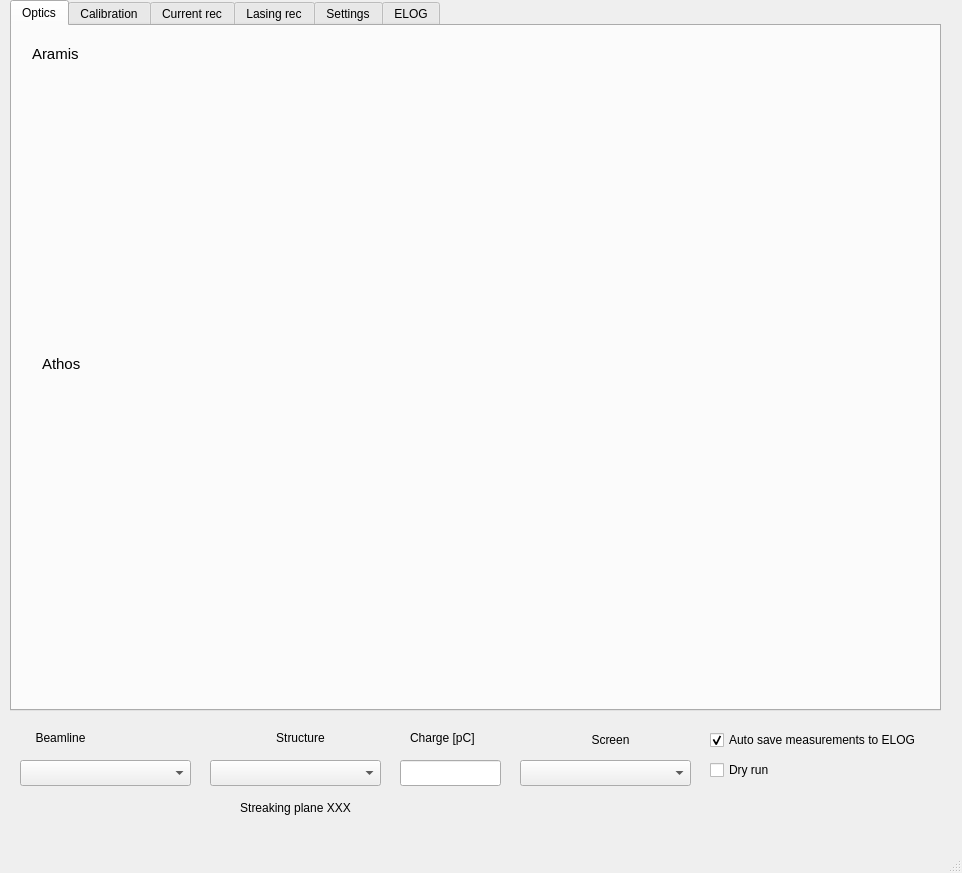
pdijksta/PassiveWFMeasurement, file gui.ui: the form before one commit.
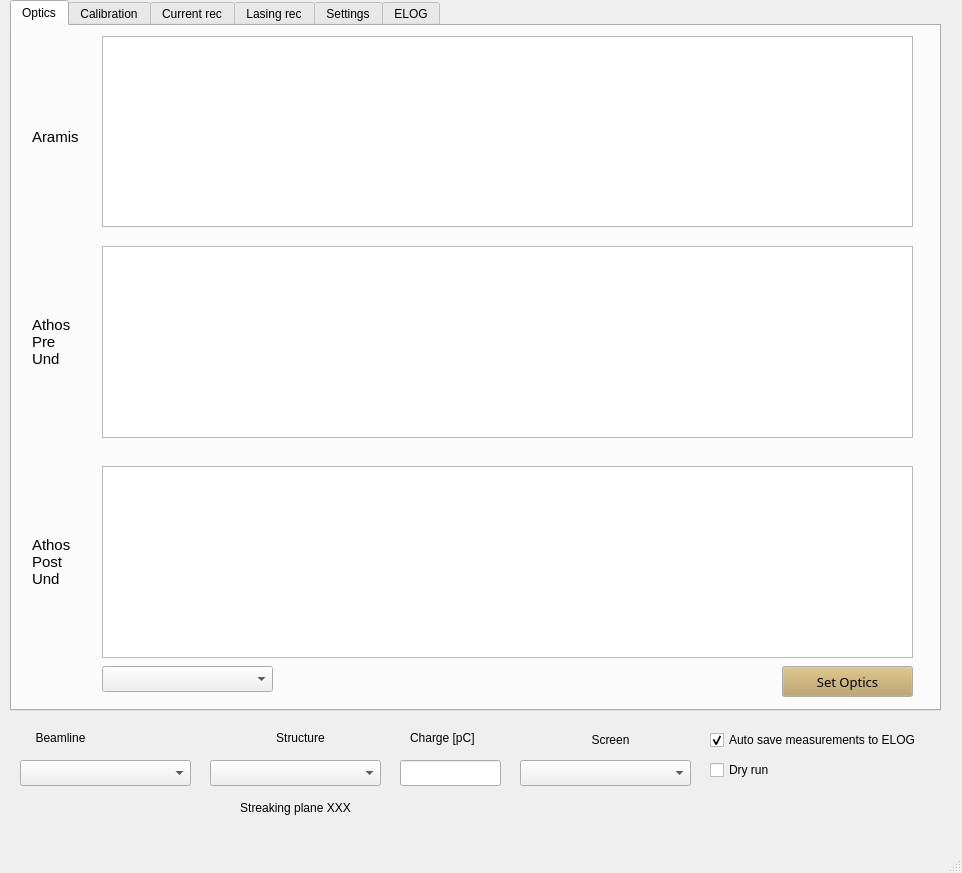
The form after the commit. The open tabs and pages were chosen to show the change.

Diff of the .ui file:
```diff
--- a/gui.ui
+++ b/gui.ui
@@ -35,8 +35,8 @@
        <rect>
         <x>20</x>
         <y>20</y>
-        <width>191</width>
-        <height>16</height>
+        <width>61</width>
+        <height>181</height>
        </rect>
       </property>
       <property name="font">
@@ -54,10 +54,10 @@
      <widget class="QLabel" name="label_81">
       <property name="geometry">
        <rect>
-        <x>30</x>
-        <y>330</y>
-        <width>191</width>
-        <height>16</height>
+        <x>20</x>
+        <y>220</y>
+        <width>61</width>
+        <height>191</height>
        </rect>
       </property>
       <property name="font">
@@ -66,12 +66,136 @@
        </font>
       </property>
       <property name="text">
-       <string>Athos</string>
+       <string>Athos
+Pre
+Und</string>
       </property>
       <property name="alignment">
        <set>Qt::AlignLeading|Qt::AlignLeft|Qt::AlignVCenter</set>
       </property>
      </widget>
+     <widget class="QTableWidget" name="AramisTable">
+      <property name="geometry">
+       <rect>
+        <x>90</x>
+        <y>10</y>
+        <width>811</width>
+        <height>191</height>
+       </rect>
+      </property>
+     </widget>
+     <widget class="QLabel" name="label_88">
+      <property name="geometry">
+       <rect>
+        <x>20</x>
+        <y>440</y>
+        <width>51</width>
+        <height>191</height>
+       </rect>
+      </property>
+      <property name="font">
+       <font>
+        <pointsize>11</pointsize>
+       </font>
+      </property>
+      <property name="text">
+       <string>Athos
+Post
+Und</string>
+      </property>
+      <property name="alignment">
+       <set>Qt::AlignLeading|Qt::AlignLeft|Qt::AlignVCenter</set>
+      </property>
+     </widget>
+     <widget class="QTableWidget" name="AthosPreUndTable">
+      <property name="geometry">
+       <rect>
+        <x>90</x>
+        <y>220</y>
+        <width>811</width>
+        <height>192</height>
+       </rect>
+      </property>
+     </widget>
+     <widget class="QTableWidget" name="AthosPostUndTable">
+      <property name="geometry">
+       <rect>
+        <x>90</x>
+        <y>440</y>
+        <width>811</width>
+        <height>192</height>
+       </rect>
+      </property>
+     </widget>
+     <widget class="QPushButton" name="SetOptics">
+      <property name="geometry">
+       <rect>
+        <x>770</x>
+        <y>640</y>
+        <width>131</width>
+        <height>31</height>
+       </rect>
+      </property>
+      <property name="palette">
+       <palette>
+        <active>
+         <colorrole role="Button">
+          <brush brushstyle="SolidPattern">
+           <color alpha="255">
+            <red>183</red>
+            <green>157</green>
+            <blue>92</blue>
+           </color>
+          </brush>
+         </colorrole>
+        </active>
+        <inactive>
+         <colorrole role="Button">
+          <brush brushstyle="SolidPattern">
+           <color alpha="255">
+            <red>183</red>
+            <green>157</green>
+            <blue>92</blue>
+           </color>
+          </brush>
+         </colorrole>
+        </inactive>
+        <disabled>
+         <colorrole role="Button">
+          <brush brushstyle="SolidPattern">
+           <color alpha="255">
+            <red>183</red>
+            <green>157</green>
+            <blue>92</blue>
+           </color>
+          </brush>
+         </colorrole>
+        </disabled>
+       </palette>
+      </property>
+      <property name="font">
+       <font>
+        <family>Sans Serif</family>
+        <pointsize>10</pointsize>
+       </font>
+      </property>
+      <property name="text">
+       <string>Set Optics</string>
+      </property>
+     </widget>
+     <widget class="QComboBox" name="OpticsSelect">
+      <property name="geometry">
+       <rect>
+        <x>90</x>
+        <y>640</y>
+        <width>171</width>
+        <height>26</height>
+       </rect>
+      </property>
+      <property name="currentIndex">
+       <number>-1</number>
+      </property>
+     </widget>
     </widget>
     <widget class="QWidget" name="Calibration">
      <attribute name="title">
```
Left out of the diff: 2 changed lines with no effect on the pictures.
